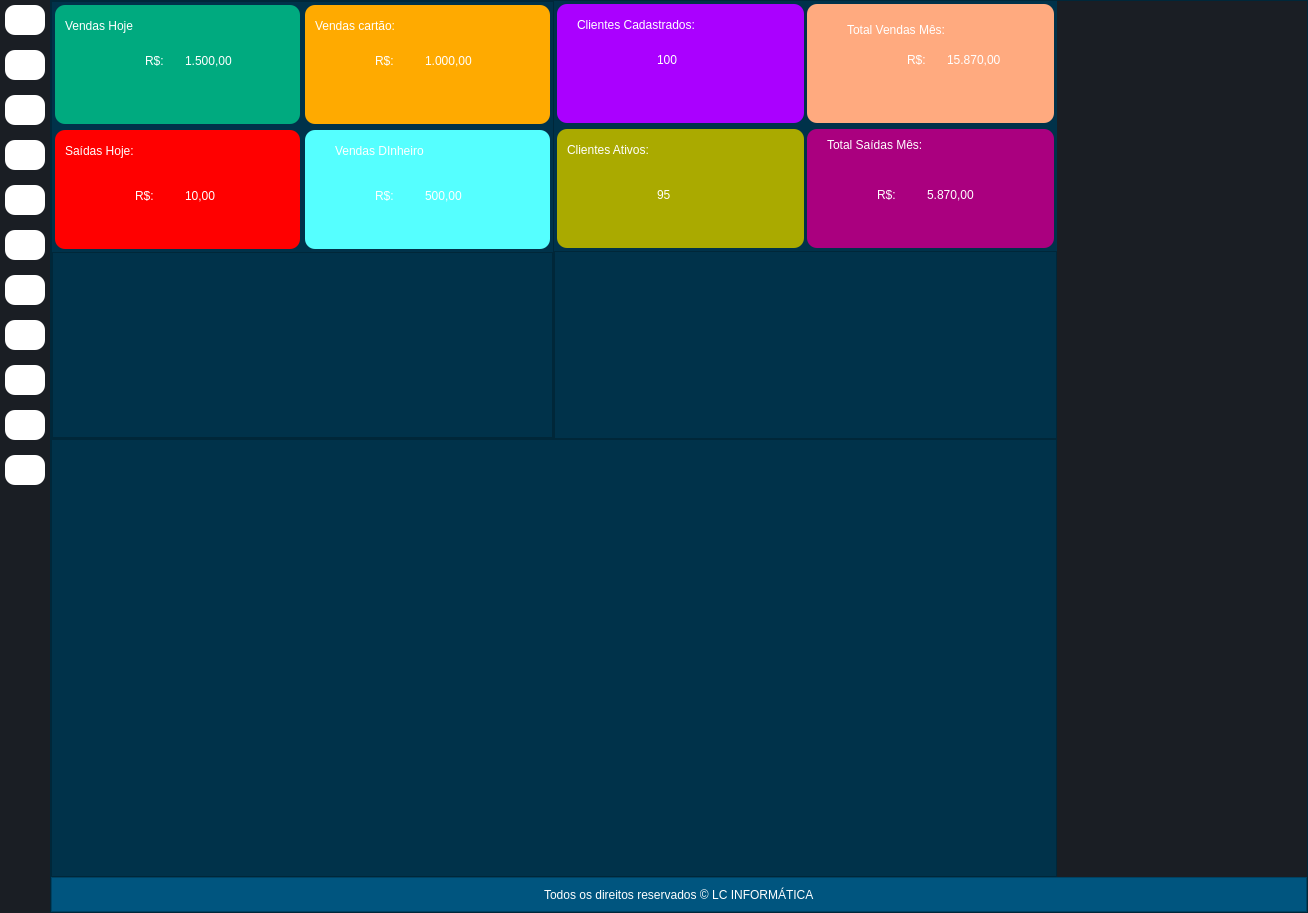
This is Form_Inicio.ui in lucascostastz/SISTEMA-PDV as Qt 5 draws it before an edit. The edited form follows.
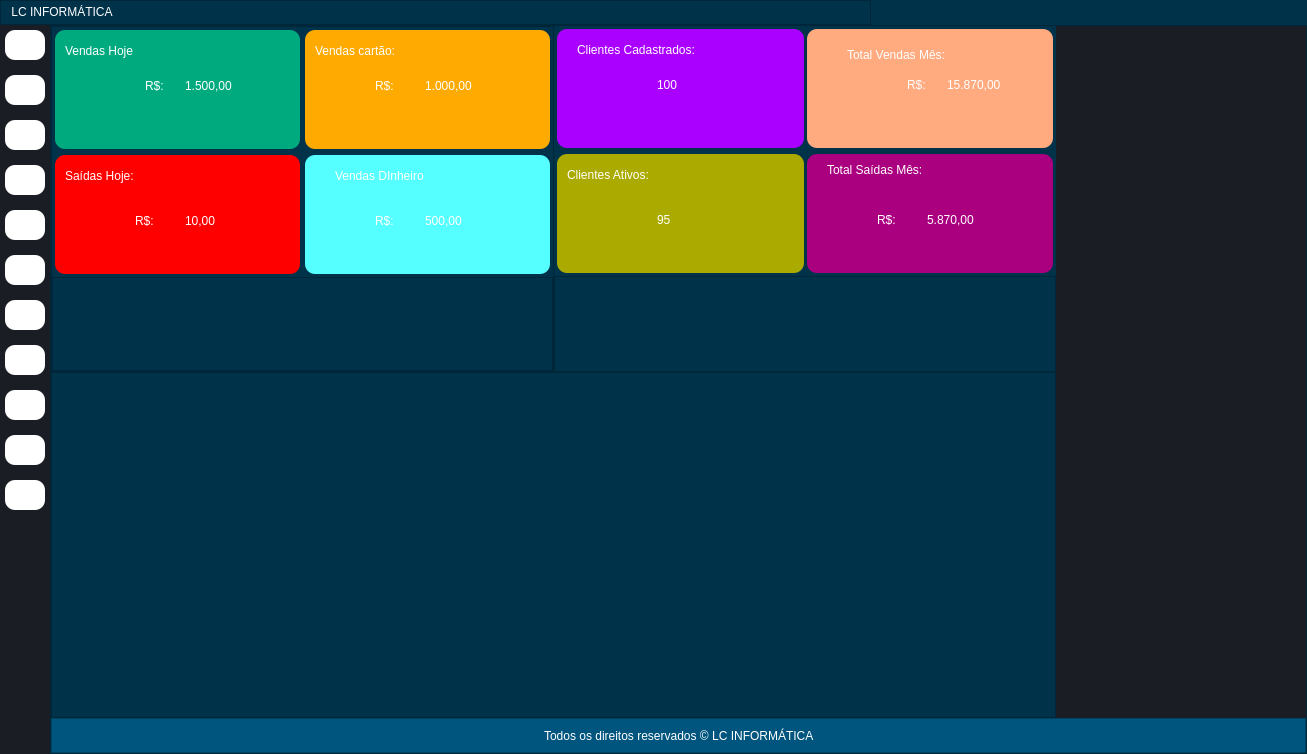
This is the edited form. Icons and pictures are not drawn.

The edit to the form file:
```diff
--- a/Form_Inicio.ui
+++ b/Form_Inicio.ui
@@ -6,8 +6,8 @@
    <rect>
     <x>0</x>
     <y>0</y>
-    <width>1308</width>
-    <height>913</height>
+    <width>1307</width>
+    <height>754</height>
    </rect>
   </property>
   <property name="windowTitle">
@@ -21,7 +21,7 @@
    <property name="styleSheet">
     <string notr="true">background-color: rgb(0, 50, 74);</string>
    </property>
-   <layout class="QHBoxLayout" name="horizontalLayout_24">
+   <layout class="QVBoxLayout" name="verticalLayout_21">
     <property name="spacing">
      <number>0</number>
     </property>
@@ -38,7 +38,212 @@
      <number>0</number>
     </property>
     <item>
-     <widget class="QFrame" name="frame">
+     <widget class="QFrame" name="Frame_Nav_Bar">
+      <property name="minimumSize">
+       <size>
+        <width>0</width>
+        <height>25</height>
+       </size>
+      </property>
+      <property name="maximumSize">
+       <size>
+        <width>16777215</width>
+        <height>25</height>
+       </size>
+      </property>
+      <property name="styleSheet">
+       <string notr="true">background-color: rgb(0, 50, 74);</string>
+      </property>
+      <property name="frameShape">
+       <enum>QFrame::NoFrame</enum>
+      </property>
+      <property name="frameShadow">
+       <enum>QFrame::Raised</enum>
+      </property>
+      <layout class="QHBoxLayout" name="horizontalLayout_24">
+       <property name="spacing">
+        <number>0</number>
+       </property>
+       <property name="leftMargin">
+        <number>0</number>
+       </property>
+       <property name="topMargin">
+        <number>0</number>
+       </property>
+       <property name="rightMargin">
+        <number>0</number>
+       </property>
+       <property name="bottomMargin">
+        <number>0</number>
+       </property>
+       <item>
+        <widget class="QFrame" name="frame">
+         <property name="frameShape">
+          <enum>QFrame::StyledPanel</enum>
+         </property>
+         <property name="frameShadow">
+          <enum>QFrame::Raised</enum>
+         </property>
+         <layout class="QHBoxLayout" name="horizontalLayout_26">
+          <property name="spacing">
+           <number>10</number>
+          </property>
+          <property name="leftMargin">
+           <number>10</number>
+          </property>
+          <property name="topMargin">
+           <number>0</number>
+          </property>
+          <property name="rightMargin">
+           <number>0</number>
+          </property>
+          <property name="bottomMargin">
+           <number>0</number>
+          </property>
+          <item>
+           <widget class="QPushButton" name="pushButton_6">
+            <property name="styleSheet">
+             <string notr="true">border:none;
+color: rgb(255, 255, 255);
+font: 87 10pt &quot;Segoe UI Black&quot;;
+</string>
+            </property>
+            <property name="text">
+             <string>LC INFORMÁTICA</string>
+            </property>
+           </widget>
+          </item>
+          <item>
+           <spacer name="horizontalSpacer_8">
+            <property name="orientation">
+             <enum>Qt::Horizontal</enum>
+            </property>
+            <property name="sizeHint" stdset="0">
+             <size>
+              <width>40</width>
+              <height>20</height>
+             </size>
+            </property>
+           </spacer>
+          </item>
+         </layout>
+        </widget>
+       </item>
+       <item>
+        <widget class="QFrame" name="frame_75">
+         <property name="maximumSize">
+          <size>
+           <width>436</width>
+           <height>16777215</height>
+          </size>
+         </property>
+         <property name="frameShape">
+          <enum>QFrame::NoFrame</enum>
+         </property>
+         <property name="frameShadow">
+          <enum>QFrame::Raised</enum>
+         </property>
+         <layout class="QGridLayout" name="gridLayout_11">
+          <property name="leftMargin">
+           <number>0</number>
+          </property>
+          <property name="topMargin">
+           <number>0</number>
+          </property>
+          <property name="rightMargin">
+           <number>0</number>
+          </property>
+          <property name="bottomMargin">
+           <number>0</number>
+          </property>
+          <item row="0" column="0">
+           <spacer name="horizontalSpacer_6">
+            <property name="orientation">
+             <enum>Qt::Horizontal</enum>
+            </property>
+            <property name="sizeHint" stdset="0">
+             <size>
+              <width>351</width>
+              <height>20</height>
+             </size>
+            </property>
+           </spacer>
+          </item>
+          <item row="0" column="1">
+           <widget class="QPushButton" name="Bt_Min_Jan">
+            <property name="sizePolicy">
+             <sizepolicy hsizetype="Preferred" vsizetype="Preferred">
+              <horstretch>0</horstretch>
+              <verstretch>0</verstretch>
+             </sizepolicy>
+            </property>
+            <property name="styleSheet">
+             <string notr="true">border:none;</string>
+            </property>
+            <property name="text">
+             <string/>
+            </property>
+            <property name="icon">
+             <iconset>
+              <normaloff>img/min-removebg-preview.png</normaloff>img/min-removebg-preview.png</iconset>
+            </property>
+            <property name="iconSize">
+             <size>
+              <width>20</width>
+              <height>20</height>
+             </size>
+            </property>
+           </widget>
+          </item>
+          <item row="0" column="2">
+           <widget class="QPushButton" name="Bt_Max_Jan">
+            <property name="sizePolicy">
+             <sizepolicy hsizetype="Preferred" vsizetype="Preferred">
+              <horstretch>0</horstretch>
+              <verstretch>0</verstretch>
+             </sizepolicy>
+            </property>
+            <property name="styleSheet">
+             <string notr="true">border:none;</string>
+            </property>
+            <property name="text">
+             <string/>
+            </property>
+            <property name="icon">
+             <iconset>
+              <normaloff>img/maxi.png</normaloff>img/maxi.png</iconset>
+            </property>
+           </widget>
+          </item>
+          <item row="0" column="3">
+           <widget class="QPushButton" name="Bt_Fechar_Jan">
+            <property name="sizePolicy">
+             <sizepolicy hsizetype="Preferred" vsizetype="Preferred">
+              <horstretch>0</horstretch>
+              <verstretch>0</verstretch>
+             </sizepolicy>
+            </property>
+            <property name="styleSheet">
+             <string notr="true">border:none;
+</string>
+            </property>
+            <property name="text">
+             <string/>
+            </property>
+            <property name="icon">
+             <iconset>
+              <normaloff>img/cancelar.png</normaloff>img/cancelar.png</iconset>
+            </property>
+           </widget>
+          </item>
+         </layout>
+        </widget>
+       </item>
+      </layout>
+     </widget>
+    </item>
+    <item>
+     <widget class="QFrame" name="frame_2">
       <property name="frameShape">
        <enum>QFrame::NoFrame</enum>
       </property>
@@ -1827,9 +2032,6 @@
                             <property name="frameShape">
                              <enum>QFrame::NoFrame</enum>
                             </property>
-                            <property name="frameShadow">
-                             <enum>QFrame::Raised</enum>
-                            </property>
                            </widget>
                           </item>
                          </layout>
@@ -6641,7 +6843,7 @@
                </widget>
               </item>
               <item>
-               <widget class="QFrame" name="frame_2">
+               <widget class="QFrame" name="frame_67">
                 <property name="styleSheet">
                  <string notr="true"/>
                 </property>
```
Left out of the diff: 10 changed lines with no effect on the pictures.
